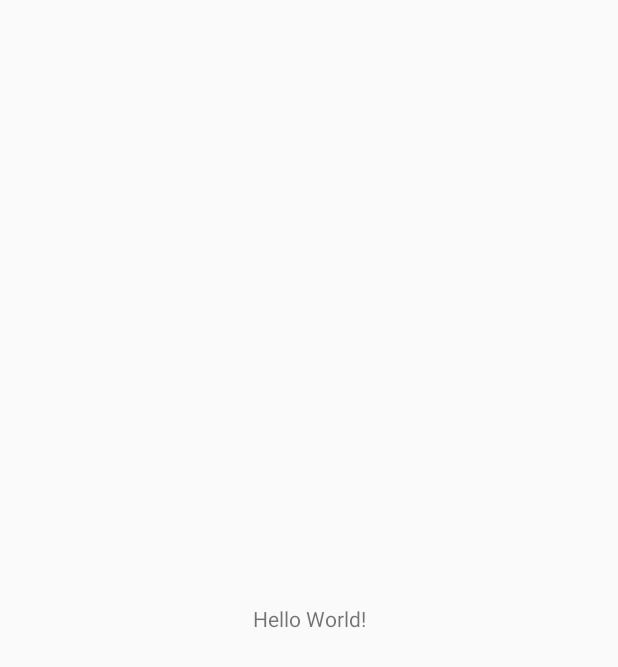
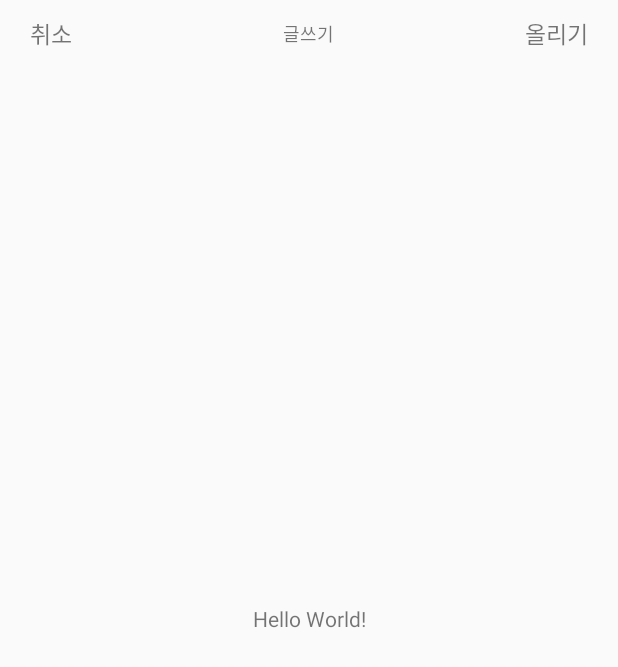
Before and after one commit to lowapple/PinEditor-android, an Android app: the screen it shows after launch (EditorActivity), on a phone screen of 412 x 824 dp. Before the commit the part shown is almost empty. Shown: the top 667 px of the screen. Run offline under Robolectric (Android 15) with nearby library versions, the phone set to English and light mode, and no system bars.

Commit message:
Add toolbar, bottom toolbar

```diff
--- a/app/src/main/AndroidManifest.xml
+++ b/app/src/main/AndroidManifest.xml
@@ -9,7 +9,8 @@
         android:roundIcon="@mipmap/ic_launcher_round"
         android:supportsRtl="true"
         android:theme="@style/AppTheme">
-        <activity android:name=".EditorActivity">
+        <activity android:name=".EditorActivity"
+            android:windowSoftInputMode="adjustResize">
             <intent-filter>
                 <action android:name="android.intent.action.MAIN" />
 
--- a/app/src/main/res/layout/activity_editor.xml
+++ b/app/src/main/res/layout/activity_editor.xml
@@ -5,6 +5,8 @@
     android:layout_width="match_parent"
     android:layout_height="match_parent"
     tools:context="com.plancatlog.pineditor.EditorActivity">
+
+    <include layout="@layout/editor_toolbar" />
 
     <TextView
         android:layout_width="wrap_content"
--- /dev/null
+++ b/app/src/main/res/layout/editor_bottom_toolbar.xml
@@ -0,0 +1,16 @@
+<?xml version="1.0" encoding="utf-8"?>
+<LinearLayout xmlns:android="http://schemas.android.com/apk/res/android"
+    android:layout_width="match_parent"
+    android:layout_height="wrap_content"
+    android:orientation="vertical">
+
+    <RelativeLayout
+        android:layout_width="match_parent"
+        android:layout_height="45dp">
+
+        <TextView
+            android:layout_width="match_parent"
+            android:layout_height="match_parent"
+            android:text="하단에 위차하는 옵션입니다."/>
+    </RelativeLayout>
+</LinearLayout>
--- /dev/null
+++ b/app/src/main/res/layout/editor_toolbar.xml
@@ -0,0 +1,52 @@
+<?xml version="1.0" encoding="utf-8"?>
+<LinearLayout xmlns:android="http://schemas.android.com/apk/res/android"
+    android:layout_width="match_parent"
+    android:layout_height="wrap_content"
+    android:orientation="vertical">
+
+    <RelativeLayout
+        android:layout_width="match_parent"
+        android:layout_height="45dp"
+        android:layout_marginLeft="0dp"
+        android:layout_marginRight="0dp"
+        android:layout_marginTop="0dp"
+        android:paddingLeft="20dp"
+        android:paddingRight="20dp">
+
+        <LinearLayout
+            android:layout_width="match_parent"
+            android:layout_height="match_parent"
+            android:gravity="left|center">
+
+            <TextView
+                android:layout_width="wrap_content"
+                android:layout_height="wrap_content"
+                android:text="취소"
+                android:textSize="15dp" />
+        </LinearLayout>
+
+        <LinearLayout
+            android:layout_width="match_parent"
+            android:layout_height="match_parent"
+            android:gravity="center|center_vertical">
+
+            <TextView
+                android:layout_width="wrap_content"
+                android:layout_height="wrap_content"
+                android:text="글쓰기"
+                android:textSize="12dp" />
+        </LinearLayout>
+
+        <LinearLayout
+            android:layout_width="match_parent"
+            android:layout_height="match_parent"
+            android:gravity="right|center">
+
+            <TextView
+                android:layout_width="wrap_content"
+                android:layout_height="wrap_content"
+                android:text="올리기"
+                android:textSize="15dp" />
+        </LinearLayout>
+    </RelativeLayout>
+</LinearLayout>
```
